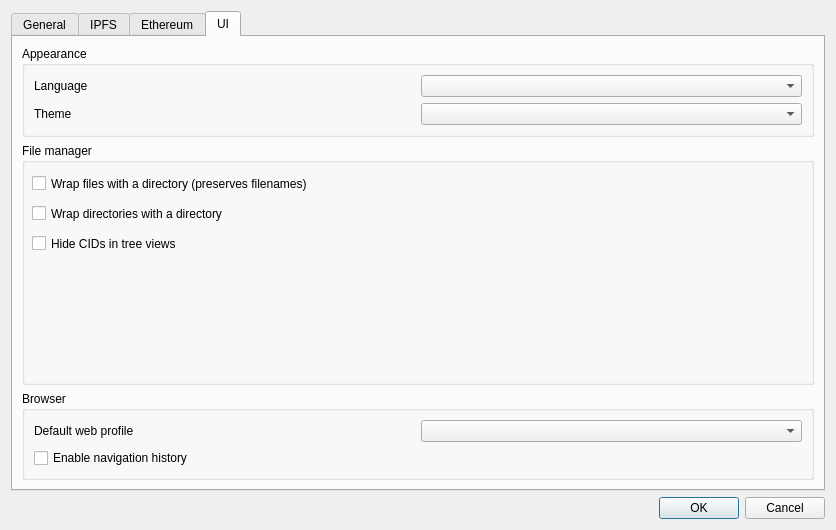
Old version of the form galacteek/ui/forms/settings.ui in the repository pinnaculum/galacteek.
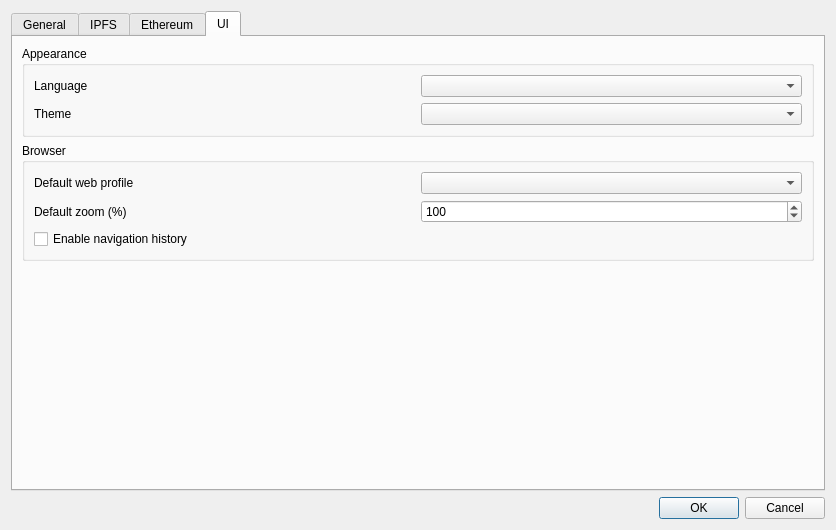
New version of the form. Icons and pictures are not drawn.

```diff
--- a/galacteek/ui/forms/settings.ui
+++ b/galacteek/ui/forms/settings.ui
@@ -577,7 +577,7 @@
        <string>UI</string>
       </attribute>
       <layout class="QGridLayout" name="gridLayout_2">
-       <item row="2" column="0">
+       <item row="1" column="0">
         <widget class="QGroupBox" name="groupBox_3">
          <property name="title">
           <string>Browser</string>
@@ -585,13 +585,6 @@
          <layout class="QGridLayout" name="gridLayout_6">
           <item row="0" column="0">
            <layout class="QGridLayout" name="gridLayout_3">
-            <item row="1" column="0">
-             <widget class="QCheckBox" name="urlHistoryEnable">
-              <property name="text">
-               <string>Enable navigation history</string>
-              </property>
-             </widget>
-            </item>
             <item row="0" column="0">
              <widget class="QLabel" name="label_12">
               <property name="text">
@@ -599,70 +592,41 @@
               </property>
              </widget>
             </item>
+            <item row="2" column="0">
+             <widget class="QCheckBox" name="urlHistoryEnable">
+              <property name="text">
+               <string>Enable navigation history</string>
+              </property>
+             </widget>
+            </item>
             <item row="0" column="1">
              <widget class="QComboBox" name="comboDefaultWebProfile"/>
             </item>
+            <item row="1" column="0">
+             <widget class="QLabel" name="label_22">
+              <property name="text">
+               <string>Default zoom (%)</string>
+              </property>
+             </widget>
+            </item>
+            <item row="1" column="1">
+             <widget class="QSpinBox" name="webEngineDefaultZoom">
+              <property name="minimum">
+               <number>50</number>
+              </property>
+              <property name="maximum">
+               <number>200</number>
+              </property>
+              <property name="value">
+               <number>100</number>
+              </property>
+             </widget>
+            </item>
            </layout>
           </item>
          </layout>
         </widget>
        </item>
-       <item row="1" column="0">
-        <layout class="QGridLayout" name="gridLayout">
-         <item row="0" column="0">
-          <widget class="QGroupBox" name="groupBox">
-           <property name="sizePolicy">
-            <sizepolicy hsizetype="Preferred" vsizetype="Expanding">
-             <horstretch>0</horstretch>
-             <verstretch>0</verstretch>
-            </sizepolicy>
-           </property>
-           <property name="title">
-            <string>File manager</string>
-           </property>
-           <widget class="QCheckBox" name="wrapFiles">
-            <property name="geometry">
-             <rect>
-              <x>10</x>
-              <y>30</y>
-              <width>661</width>
-              <height>21</height>
-             </rect>
-            </property>
-            <property name="text">
-             <string>Wrap files with a directory (preserves filenames)</string>
-            </property>
-           </widget>
-           <widget class="QCheckBox" name="wrapDirectories">
-            <property name="geometry">
-             <rect>
-              <x>10</x>
-              <y>60</y>
-              <width>661</width>
-              <height>21</height>
-             </rect>
-            </property>
-            <property name="text">
-             <string>Wrap directories with a directory</string>
-            </property>
-           </widget>
-           <widget class="QCheckBox" name="hideHashes">
-            <property name="geometry">
-             <rect>
-              <x>10</x>
-              <y>90</y>
-              <width>661</width>
-              <height>21</height>
-             </rect>
-            </property>
-            <property name="text">
-             <string>Hide CIDs in tree views</string>
-            </property>
-           </widget>
-          </widget>
-         </item>
-        </layout>
-       </item>
        <item row="0" column="0">
         <widget class="QGroupBox" name="groupBox_4">
          <property name="title">
@@ -696,6 +660,19 @@
          </layout>
         </widget>
        </item>
+       <item row="2" column="0">
+        <spacer name="verticalSpacer_2">
+         <property name="orientation">
+          <enum>Qt::Vertical</enum>
+         </property>
+         <property name="sizeHint" stdset="0">
+          <size>
+           <width>20</width>
+           <height>40</height>
+          </size>
+         </property>
+        </spacer>
+       </item>
       </layout>
      </widget>
     </widget>
```
